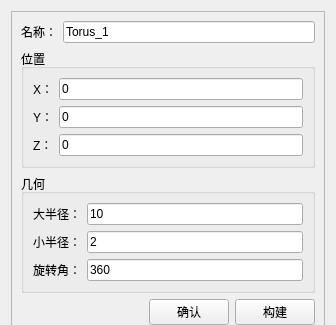
First picture: the form in src/FCGUI/ModelSettings/FCTorusSettingsWidget.ui, repository Kinvy66/freecaeworkbench, before the edit; both pictures show x 0 to 336 and y 0 to 325 of the 336 by 513 pixel window.
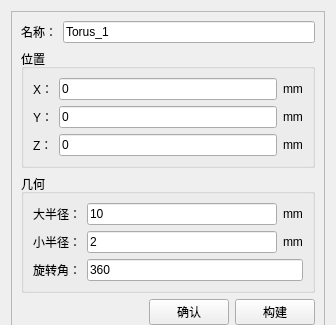
Second picture: the form after the edit.

What changed in the file:
```diff
--- a/src/FCGUI/ModelSettings/FCTorusSettingsWidget.ui
+++ b/src/FCGUI/ModelSettings/FCTorusSettingsWidget.ui
@@ -63,6 +63,13 @@
              </property>
             </widget>
            </item>
+           <item>
+            <widget class="QLabel" name="label_8">
+             <property name="text">
+              <string>mm</string>
+             </property>
+            </widget>
+           </item>
           </layout>
          </item>
          <item>
@@ -81,6 +88,13 @@
              </property>
             </widget>
            </item>
+           <item>
+            <widget class="QLabel" name="label_9">
+             <property name="text">
+              <string>mm</string>
+             </property>
+            </widget>
+           </item>
           </layout>
          </item>
          <item>
@@ -99,6 +113,13 @@
              </property>
             </widget>
            </item>
+           <item>
+            <widget class="QLabel" name="label_10">
+             <property name="text">
+              <string>mm</string>
+             </property>
+            </widget>
+           </item>
           </layout>
          </item>
         </layout>
@@ -126,6 +147,13 @@
              </property>
             </widget>
            </item>
+           <item>
+            <widget class="QLabel" name="label_11">
+             <property name="text">
+              <string>mm</string>
+             </property>
+            </widget>
+           </item>
           </layout>
          </item>
          <item>
@@ -144,6 +172,13 @@
              </property>
             </widget>
            </item>
+           <item>
+            <widget class="QLabel" name="label_12">
+             <property name="text">
+              <string>mm</string>
+             </property>
+            </widget>
+           </item>
           </layout>
          </item>
          <item>
```
